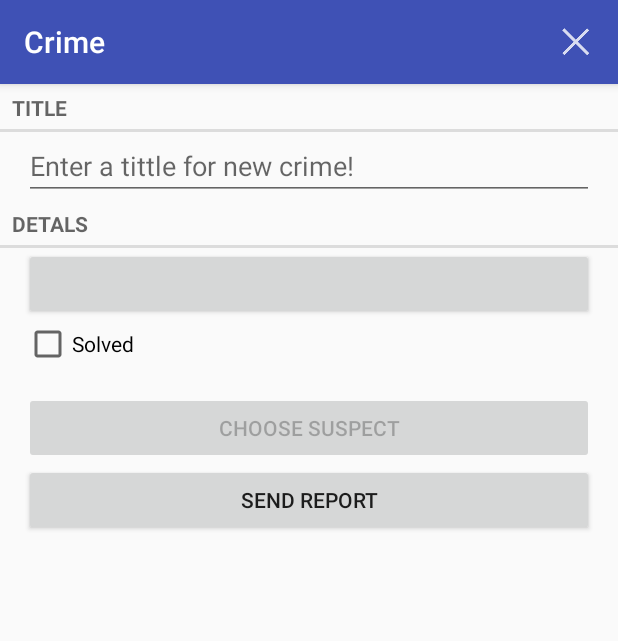
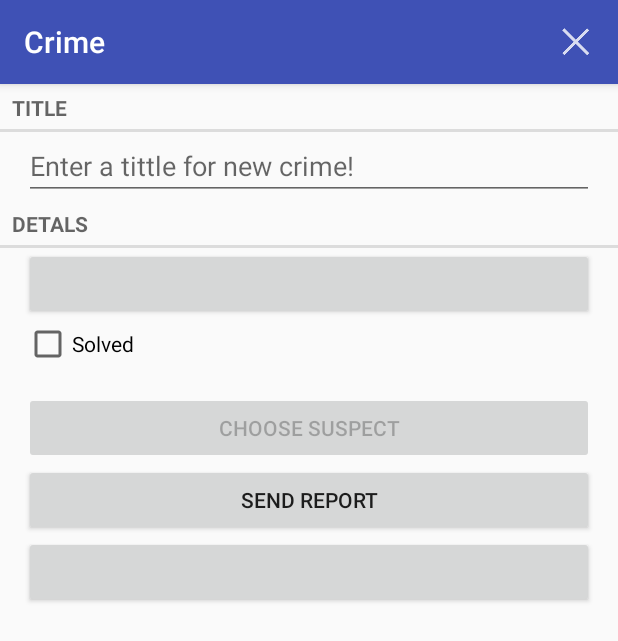
Before and after one commit to abbath0767/CriminalIntent, an Android app: the fragment CrimeFragment placed in its activity, on a phone screen of 412 x 824 dp. Shown: the top 641 px of the screen. Run offline under Robolectric (Android 15) with nearby library versions, the light colour scheme and no system bars; 10 statements that could not run were skipped.

Commit message:
add call function (for only Mobile type contact number)

```diff
--- a/app/src/main/AndroidManifest.xml
+++ b/app/src/main/AndroidManifest.xml
@@ -1,6 +1,8 @@
 <?xml version="1.0" encoding="utf-8"?>
 <manifest xmlns:android="http://schemas.android.com/apk/res/android"
     package="com.rmr.ngusarov.criminalintent" >
+
+    <uses-permission android:name="android.permission.READ_CONTACTS" />
 
     <application
         android:allowBackup="true"
--- a/app/src/main/java/com/rmr/ngusarov/criminalintent/Crime.java
+++ b/app/src/main/java/com/rmr/ngusarov/criminalintent/Crime.java
@@ -10,6 +10,7 @@ public class Crime {
     private Date mDate;
     private boolean mSolved;
     private String mSuspect;
+    private String mPhone;
 
     public Crime() {
         this(UUID.randomUUID());
@@ -44,6 +45,12 @@ public class Crime {
 
     public void setSuspect(String suspect) {this.mSuspect = suspect;}
 
+    public String getPhone() {
+        return mPhone;
+    }
+
+    public void setPhone(String phone) {mPhone = phone;}
+
     @Override
     public String toString() {
         return getTitle();
--- a/app/src/main/java/com/rmr/ngusarov/criminalintent/CrimeLab.java
+++ b/app/src/main/java/com/rmr/ngusarov/criminalintent/CrimeLab.java
@@ -101,6 +101,7 @@ public class CrimeLab {
         content.put(CrimeTable.Cols.DATE, crime.getDate().getTime());
         content.put(CrimeTable.Cols.SOLVED, crime.isSolved() ? 1 : 0);
         content.put(CrimeTable.Cols.SUSPECT, crime.getSuspect());
+        content.put(CrimeTable.Cols.PHONE, crime.getPhone());
 
         return content;
     }
--- a/app/src/main/java/com/rmr/ngusarov/criminalintent/database/CrimeCursorWrapper.java
+++ b/app/src/main/java/com/rmr/ngusarov/criminalintent/database/CrimeCursorWrapper.java
@@ -27,12 +27,14 @@ public class CrimeCursorWrapper extends CursorWrapper{
         long date = getLong(getColumnIndex(CrimeTable.Cols.DATE));
         int isSolved = getInt(getColumnIndex(CrimeTable.Cols.SOLVED));
         String suspect = getString(getColumnIndex(CrimeTable.Cols.SUSPECT));
+        String phone = getString(getColumnIndex(CrimeTable.Cols.PHONE));
 
         Crime crime = new Crime(UUID.fromString(uuidString));
         crime.setTitle(title);
         crime.setDate(new Date(date));
         crime.setSolved(isSolved == 1);
         crime.setSuspect(suspect);
+        crime.setPhone(phone);
 
         return crime;
     }
--- a/app/src/main/java/com/rmr/ngusarov/criminalintent/database/CrimeDbHelper.java
+++ b/app/src/main/java/com/rmr/ngusarov/criminalintent/database/CrimeDbHelper.java
@@ -22,7 +22,8 @@ public class CrimeDbHelper extends SQLiteOpenHelper {
                         CrimeTable.Cols.TITLE + ", " +
                         CrimeTable.Cols.DATE + ", " +
                         CrimeTable.Cols.SOLVED + ", " +
-                        CrimeTable.Cols.SUSPECT + ")"
+                        CrimeTable.Cols.SUSPECT + ", " +
+                        CrimeTable.Cols.PHONE + ")"
         );
     }
 
--- a/app/src/main/java/com/rmr/ngusarov/criminalintent/database/CrimeDbSchema.java
+++ b/app/src/main/java/com/rmr/ngusarov/criminalintent/database/CrimeDbSchema.java
@@ -10,6 +10,7 @@ public class CrimeDbSchema {
             public static final String DATE = "date";
             public static final String SOLVED = "solved";
             public static final String SUSPECT = "suspect";
+            public static final String PHONE = "phone";
         }
     }
 
--- a/app/src/main/res/layout-land/fragment_crime.xml
+++ b/app/src/main/res/layout-land/fragment_crime.xml
@@ -68,4 +68,11 @@
 
     </LinearLayout>
 
+    <Button
+        android:id="@+id/crime_call_button"
+        android:layout_width="match_parent"
+        android:layout_height="wrap_content"
+        android:layout_marginLeft="16dp"
+        android:layout_marginRight="16dp"/>
+
 </LinearLayout>
--- a/app/src/main/res/layout/fragment_crime.xml
+++ b/app/src/main/res/layout/fragment_crime.xml
@@ -56,4 +56,12 @@
         android:layout_marginLeft="16dp"
         android:layout_marginRight="16dp"
         android:text="@string/crime_report_text"/>
+
+    <Button
+        android:id="@+id/crime_call_button"
+        android:layout_width="match_parent"
+        android:layout_height="wrap_content"
+        android:layout_marginLeft="16dp"
+        android:layout_marginRight="16dp"/>
+
 </LinearLayout>
--- a/app/src/main/res/values/strings.xml
+++ b/app/src/main/res/values/strings.xml
@@ -26,4 +26,5 @@
     <string name="crime_report_suspect">the suspect is %s.</string>
     <string name="crime_report_subject">CriminalIntent Crime Report</string>
     <string name="send_report">Send crime report via</string>
+    <string name="crime_call_text">Call suspecter</string>
 </resources>
```
Also changed, not shown: app/src/main/java/com/rmr/ngusarov/criminalintent/CrimeFragment.java (+105 -14 lines).
